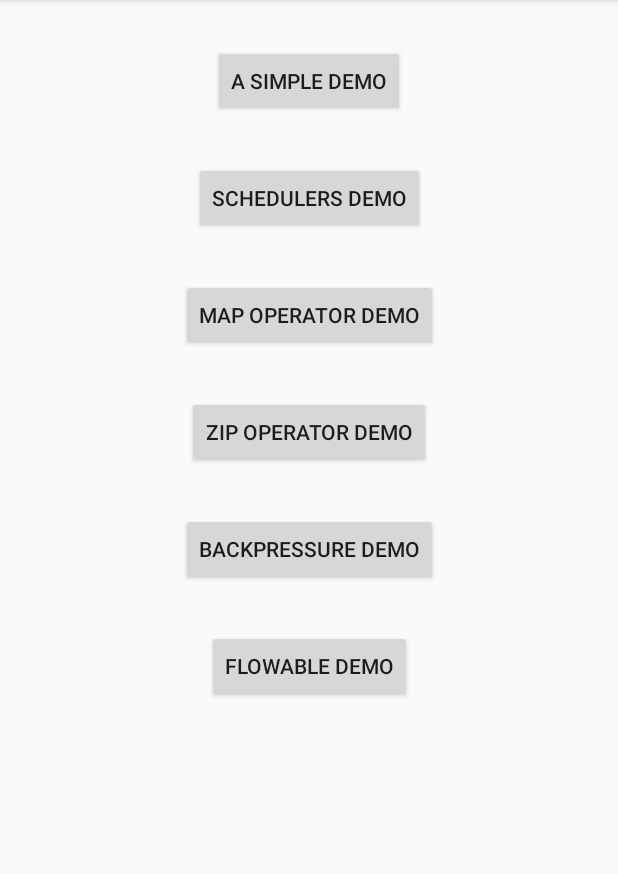
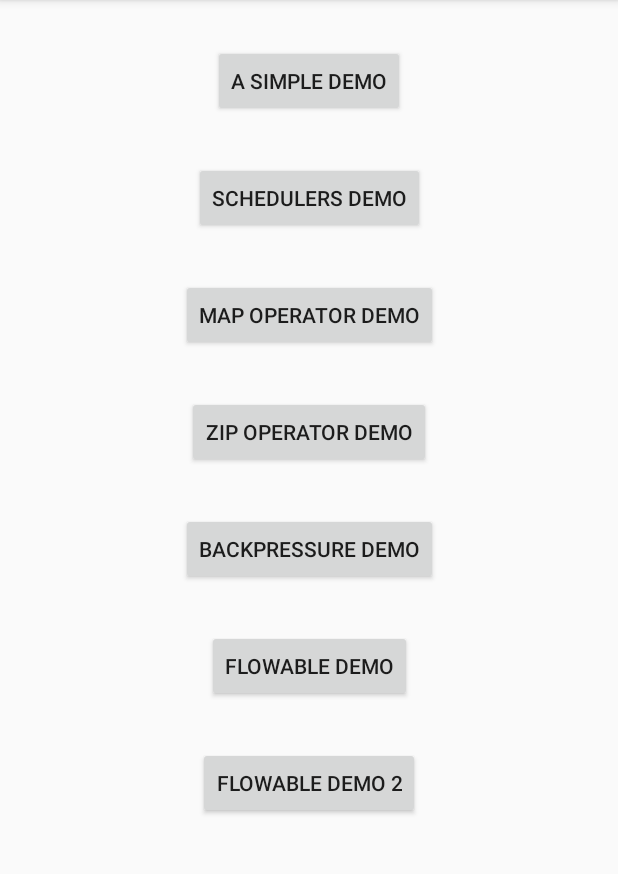
Before and after one commit to lizhen0211/Android_Rx_Java_2_Sample, an Android app: the screen it shows after launch (MainActivity), on a phone screen of 412 x 824 dp, the part 84-958 px from its top. Run offline under Robolectric (Android 15) with nearby library versions, the phone set to English and light mode, and no system bars.

```diff
--- a/app/src/main/AndroidManifest.xml
+++ b/app/src/main/AndroidManifest.xml
@@ -11,6 +11,7 @@
         android:roundIcon="@mipmap/ic_launcher_round"
         android:supportsRtl="true"
         android:theme="@style/AppTheme">
+        <activity android:name=".FlowableActivity2"/>
         <activity android:name=".FlowableActivity" />
         <activity android:name=".BackpressureActivity" />
         <activity android:name=".ZipOperatorActivity" />
--- a/app/src/main/java/com/lz/android_rxjava2_sample/MainActivity.java
+++ b/app/src/main/java/com/lz/android_rxjava2_sample/MainActivity.java
@@ -42,4 +42,9 @@ public class MainActivity extends AppCompatActivity {
         Intent intent = new Intent(MainActivity.this, FlowableActivity.class);
         startActivity(intent);
     }
+
+    public void onFlowable2Click(View view) {
+        Intent intent = new Intent(MainActivity.this, FlowableActivity2.class);
+        startActivity(intent);
+    }
 }
--- a/app/src/main/res/layout/activity_main.xml
+++ b/app/src/main/res/layout/activity_main.xml
@@ -72,4 +72,15 @@
         app:layout_constraintRight_toRightOf="parent"
         app:layout_constraintTop_toBottomOf="@id/backpressure_demo_btn" />
 
+    <Button
+        android:id="@+id/flowable_demo2_btn"
+        android:layout_width="wrap_content"
+        android:layout_height="wrap_content"
+        android:layout_marginTop="30dp"
+        android:onClick="onFlowable2Click"
+        android:text="flowable demo 2"
+        app:layout_constraintLeft_toLeftOf="parent"
+        app:layout_constraintRight_toRightOf="parent"
+        app:layout_constraintTop_toBottomOf="@id/flowable_demo_btn" />
+
 </android.support.constraint.ConstraintLayout>
```
Also changed, not shown: app/src/main/java/com/lz/android_rxjava2_sample/FlowableActivity2.java (added, +67 -0 lines), app/src/main/res/layout/activity_flowable2.xml (added, +20 -0 lines).
